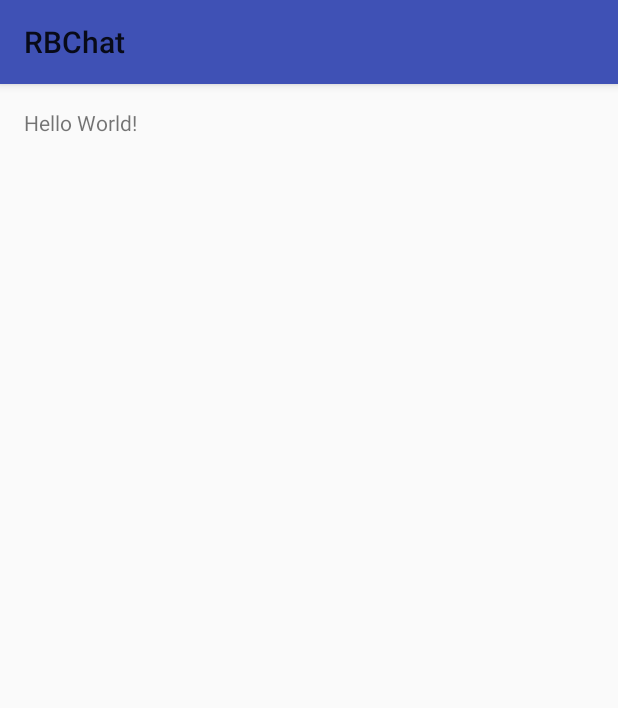
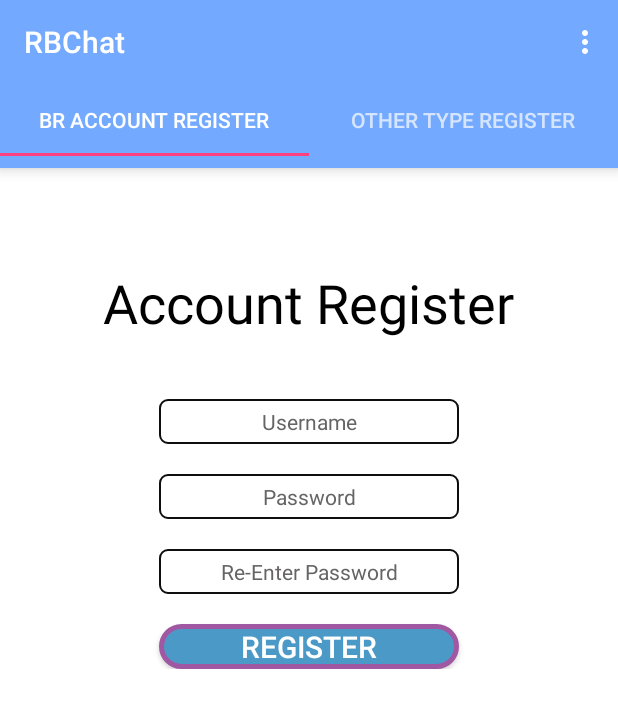
Before and after one commit to fireboy0526/RBChat, an Android app: the screen it shows after launch (MainActivity before the commit, Activity_Sliding_Tab_Register after it), on a phone screen of 412 x 824 dp. Shown: the top 708 px of the screen. Run offline under Robolectric (Android 15) with nearby library versions, the phone set to English and light mode, and no system bars.

Commit message:
Added: -Slider Tab for  Account Register -Implement Google Sign In -Layout Design for RB Account Registher (Temp)

```diff
--- a/app/src/main/AndroidManifest.xml
+++ b/app/src/main/AndroidManifest.xml
@@ -15,6 +15,10 @@
                 <category android:name="android.intent.category.LAUNCHER" />
             </intent-filter>
         </activity>
+        <!-- Add new Activity Class Below Here -->
+        <activity android:name=".Activity_Sliding_Tab_Register"
+            android:screenOrientation="portrait" >
+        </activity>
     </application>
 
 </manifest>
--- /dev/null
+++ b/app/src/main/java/com/skws/rbchat/Activity_Sliding_Tab_Register.java
@@ -0,0 +1,69 @@
+package com.skws.rbchat;
+
+import android.os.Bundle;
+import android.support.design.widget.TabLayout;
+import android.support.v4.view.ViewPager;
+import android.support.v7.app.AppCompatActivity;
+import android.support.v7.widget.Toolbar;
+import android.util.Log;
+import android.view.Menu;
+import android.view.MenuItem;
+
+/**
+ * Created by Eric on 10/4/2016.
+ */
+
+public class Activity_Sliding_Tab_Register extends AppCompatActivity {
+    @Override
+    protected void onCreate(Bundle savedinstanceState) {
+        super.onCreate(savedinstanceState);
+        setContentView(R.layout.account_slide_tab);
+
+        Toolbar toolbar = (Toolbar)findViewById(R.id.toolbar);
+        setSupportActionBar(toolbar);
+
+        TabLayout tabLayout = (TabLayout)findViewById(R.id.tab_layout);
+        tabLayout.addTab(tabLayout.newTab().setText(getString(R.string.br_register)));
+        tabLayout.addTab(tabLayout.newTab().setText(getString(R.string.other_register)));
+        tabLayout.setTabGravity(TabLayout.GRAVITY_FILL);
+
+        final ViewPager viewPager = (ViewPager)findViewById(R.id.pager);
+        SlideTabAdapter slideTabAdapter = new SlideTabAdapter(getSupportFragmentManager(), tabLayout.getTabCount());
+        viewPager.setAdapter(slideTabAdapter);
+        viewPager.addOnPageChangeListener(new TabLayout.TabLayoutOnPageChangeListener(tabLayout));
+        tabLayout.addOnTabSelectedListener(new TabLayout.OnTabSelectedListener() {
+            @Override
+            public void onTabSelected(TabLayout.Tab tab) {
+                viewPager.setCurrentItem(tab.getPosition());
+
+            }
+
+            @Override
+            public void onTabUnselected(TabLayout.Tab tab) {
+
+            }
+
+            @Override
+            public void onTabReselected(TabLayout.Tab tab) {
+
+            }
+        });
+    }
+
+    @Override
+    public boolean onCreateOptionsMenu(Menu menu) {
+        getMenuInflater().inflate(R.menu.menu_main, menu);
+        return true;
+    }
+
+    @Override
+    public boolean onOptionsItemSelected(MenuItem item) {
+        int id = item.getItemId();
+        if (id == R.id.action_settings) {
+            return true;
+        }
+
+        return super.onOptionsItemSelected(item);
+    }
+
+}
--- a/app/src/main/java/com/skws/rbchat/MainActivity.java
+++ b/app/src/main/java/com/skws/rbchat/MainActivity.java
@@ -1,13 +1,21 @@
 package com.skws.rbchat;
 
+import android.content.Intent;
+import android.graphics.Typeface;
 import android.support.v7.app.AppCompatActivity;
 import android.os.Bundle;
+import android.util.Log;
+import android.widget.EditText;
 
 public class MainActivity extends AppCompatActivity {
 
     @Override
     protected void onCreate(Bundle savedInstanceState) {
         super.onCreate(savedInstanceState);
-        setContentView(R.layout.activity_main);
+        setContentView(R.layout.account_register);
+
+        Intent intent = new Intent(getApplicationContext(), Activity_Sliding_Tab_Register.class);
+        startActivity(intent);
+        finish();
     }
 }
--- /dev/null
+++ b/app/src/main/java/com/skws/rbchat/Register_Tab1_RBRegister.java
@@ -0,0 +1,23 @@
+package com.skws.rbchat;
+
+import android.os.Bundle;
+import android.support.v4.app.Fragment;
+import android.view.LayoutInflater;
+import android.view.View;
+import android.view.ViewGroup;
+import android.widget.EditText;
+import android.widget.ScrollView;
+
+/**
+ * Created by Eric on 10/3/2016.
+ */
+
+public class Register_Tab1_RBRegister extends Fragment {
+
+    @Override
+    public View onCreateView(LayoutInflater inflater, ViewGroup container, Bundle savedInstaceState) {
+        return inflater.inflate(R.layout.account_register, container, false);
+
+    }
+
+}
--- /dev/null
+++ b/app/src/main/java/com/skws/rbchat/Register_Tab2_OtherRegister.java
@@ -0,0 +1,119 @@
+package com.skws.rbchat;
+
+import android.content.Intent;
+import android.os.Bundle;
+import android.support.annotation.NonNull;
+import android.support.v4.app.Fragment;
+import android.util.Log;
+import android.view.LayoutInflater;
+import android.view.View;
+import android.view.ViewGroup;
+
+import com.google.android.gms.auth.api.Auth;
+import com.google.android.gms.auth.api.signin.GoogleSignInAccount;
+import com.google.android.gms.auth.api.signin.GoogleSignInOptions;
+import com.google.android.gms.auth.api.signin.GoogleSignInResult;
+import com.google.android.gms.common.ConnectionResult;
+import com.google.android.gms.common.api.GoogleApiClient;
+
+/**
+ * Created by Eric on 10/3/2016.
+ */
+
+public class Register_Tab2_OtherRegister extends Fragment implements View.OnClickListener, GoogleApiClient.OnConnectionFailedListener {
+
+    //Signing Options
+    private GoogleSignInOptions gso;
+
+    //google api client
+    private GoogleApiClient mGoogleApiClient;
+
+    //Signin constant to check the activity result
+    private int RC_SIGN_IN = 100;
+
+    @Override
+    public void onCreate(Bundle savedInstanceState) {
+        super.onCreate(savedInstanceState);
+
+        gso = new GoogleSignInOptions.Builder(GoogleSignInOptions.DEFAULT_SIGN_IN).requestEmail()
+                                                                                  .requestId()
+                                                                                  .build();
+
+        mGoogleApiClient = new GoogleApiClient.Builder(getActivity())
+                .enableAutoManage(getActivity() /* FragmentActivity */, this /* OnConnectionFailedListener */)
+                .addApi(Auth.GOOGLE_SIGN_IN_API,gso)
+                .build();
+    }
+
+    @Override
+    public View onCreateView(LayoutInflater inflater, ViewGroup container, Bundle savedInstaceState) {
+        //Set view and onClick listener
+        View view = inflater.inflate(R.layout.account_register_others, container, false);
+
+        //Google button
+        com.google.android.gms.common.SignInButton login_button_google =
+                (com.google.android.gms.common.SignInButton)view.findViewById(R.id.sign_in_button_google);
+        login_button_google.setOnClickListener(this);
+
+        return view;
+    }
+
+    @Override
+    public void onClick (View v) {
+        switch (v.getId()) {
+            case R.id.sign_in_button_google:
+                Log.d("Google SignIn Result", "CLICKKKKKKKKKKKKKKKK");
+                Intent signInIntent = Auth.GoogleSignInApi.getSignInIntent(mGoogleApiClient);
+                startActivityForResult(signInIntent, RC_SIGN_IN);
+                break;
+        }
+    }
+
+    @Override
+    public void onActivityResult(int requestCode, int resultCode, Intent data) {
+        super.onActivityResult(requestCode, resultCode, data);
+
+        // Result returned from launching the Intent from GoogleSignInApi.getSignInIntent(...);
+        if (requestCode == RC_SIGN_IN) {
+            GoogleSignInResult result = Auth.GoogleSignInApi.getSignInResultFromIntent(data);
+            handleGoogleSignInResult(result);
+        }
+    }
+
+    // handles Google Sign In Results
+    private void handleGoogleSignInResult(GoogleSignInResult result) {
+        Log.d("Google SignIn Result", "handleSignInResult:" + result.isSuccess());
+        if (result.isSuccess()) {
+            // Signed in successfolly, show authenticated UI.
+            GoogleSignInAccount acct = result.getSignInAccount();
+            Log.e("GSR Result", "Result: " + acct.getDisplayName() + ", " + acct.getEmail());
+            //mStatusTextView.setText(getString(R.string.signed_in_fmt, acct.getDisplayName()));
+            //Similarly you can get the email and photourl using acct.getEmail() and  acct.getPhotoUrl()
+
+            //if(acct.getPhotoUrl() != null)
+            //    new LoadProfileImage(imgProfilePic).execute(acct.getPhotoUrl().toString());
+
+            //updateUI(true);
+        } else {
+            // Signed out, show unauthenticated UI.
+            //updateUI(false);
+        }
+    }
+
+    @Override
+    public void onStart() {
+        super.onStart();
+        //mGoogleApiClient.connect();
+    }
+
+    @Override
+    public void onStop() {
+        super.onStop();
+        //mGoogleApiClient.disconnect();
+    }
+
+    @Override
+    public void onConnectionFailed(@NonNull ConnectionResult connectionResult) {
+
+    }
+}
--- /dev/null
+++ b/app/src/main/java/com/skws/rbchat/SlideTabAdapter.java
@@ -0,0 +1,35 @@
+package com.skws.rbchat;
+
+import android.support.v4.app.Fragment;
+import android.support.v4.app.FragmentManager;
+import android.support.v4.app.FragmentStatePagerAdapter;
+
+/**
+ * Created by Eric on 10/3/2016.
+ */
+
+public class SlideTabAdapter extends FragmentStatePagerAdapter {
+    private int mNumOfTabs;
+
+    public SlideTabAdapter (FragmentManager fm, int NumOfTabs) {
+        super(fm);
+
+        this.mNumOfTabs = NumOfTabs;
+    }
+
+    @Override
+    public Fragment getItem(int position) {
+        if (position == 0) {
+            Register_Tab1_RBRegister tab1 = new Register_Tab1_RBRegister();
+            return tab1;
+        } else {
+            Register_Tab2_OtherRegister tab2 = new Register_Tab2_OtherRegister();
+            return tab2;
+        }
+    }
+
+    @Override
+    public int getCount() {
+        return mNumOfTabs;
+    }
+}
--- /dev/null
+++ b/app/src/main/res/drawable/buttonshape.xml
@@ -0,0 +1,23 @@
+<?xml version="1.0" encoding="utf-8"?>
+<shape xmlns:android="http://schemas.android.com/apk/res/android" android:shape="rectangle" >
+    <corners
+        android:radius="30dp"
+        />
+    <solid
+        android:color="#4A99C7"
+        />
+    <padding
+        android:left="0dp"
+        android:top="0dp"
+        android:right="0dp"
+        android:bottom="0dp"
+        />
+    <size
+        android:width="200dp"
+        android:height="35dp"
+        />
+    <stroke
+        android:width="3dp"
+        android:color="#A158A3"
+        />
+</shape>
--- /dev/null
+++ b/app/src/main/res/drawable/rounded_corner.xml
@@ -0,0 +1,15 @@
+<?xml version="1.0" encoding="utf-8"?>
+<shape xmlns:android="http://schemas.android.com/apk/res/android" >
+    <stroke
+        android:width="1dp"
+        android:color="@color/colorBorder" />
+
+    <solid android:color="#ffffff" />
+
+    <padding
+        android:left="1dp"
+        android:right="1dp"
+        android:top="1dp" />
+
+    <corners android:radius="5dp" />
+</shape>
--- /dev/null
+++ b/app/src/main/res/layout/account_register.xml
@@ -0,0 +1,89 @@
+<?xml version="1.0" encoding="utf-8"?>
+<ScrollView xmlns:android="http://schemas.android.com/apk/res/android"
+    android:orientation="vertical" android:layout_width="match_parent"
+    android:layout_height="match_parent"
+    android:background="@color/colorDefaultLayout">
+    <RelativeLayout
+        android:layout_width="match_parent"
+        android:layout_height="match_parent">
+
+        <TextView
+            android:id="@+id/txtRegister"
+            android:layout_width="wrap_content"
+            android:layout_height="wrap_content"
+            android:paddingLeft="10dp"
+            android:paddingRight="10dp"
+            android:layout_centerHorizontal="true"
+            android:gravity="center"
+            android:layout_marginTop="65dp"
+            android:text="@string/register"
+            android:textSize="36dp"
+            android:textColor="@color/colorFont"/>
+
+        <EditText
+            android:id="@+id/edtUsername"
+            android:layout_width="200dp"
+            android:layout_height="30dp"
+            android:paddingLeft="10dp"
+            android:paddingRight="10dp"
+            android:background="@drawable/rounded_corner"
+            android:layout_below="@+id/txtRegister"
+            android:layout_marginTop="40dp"
+            android:layout_centerHorizontal="true"
+            android:gravity="center"
+            android:textSize="14dp"
+            android:textColor="@color/colorFont"
+            android:hint="@string/username"
+            android:textColorHint="#666464"/>
+
+        <EditText
+            android:id="@+id/edtPassword"
+            android:layout_width="200dp"
+            android:layout_height="30dp"
+            android:paddingLeft="10dp"
+            android:paddingRight="10dp"
+            android:background="@drawable/rounded_corner"
+            android:layout_below="@+id/edtUsername"
+            android:layout_marginTop="20dp"
+            android:layout_centerHorizontal="true"
+            android:gravity="center"
+            android:textSize="14dp"
+            android:textColor="@color/colorFont"
+            android:hint="@string/password"
+            android:textColorHint="#666464"
+            android:inputType="textPassword"
+            android:ellipsize="start"/>
+
+        <EditText
+            android:id="@+id/edtRePassword"
+            android:layout_width="200dp"
+            android:layout_height="30dp"
+            android:paddingLeft="10dp"
+            android:paddingRight="10dp"
+            android:background="@drawable/rounded_corner"
+            android:layout_below="@+id/edtPassword"
+            android:layout_marginTop="20dp"
+            android:layout_centerHorizontal="true"
+            android:gravity="center"
+            android:textSize="14dp"
+            android:textColor="@color/colorFont"
+            android:hint="@string/re_password"
+            android:textColorHint="#666464"
+            android:inputType="textPassword"
+            android:ellipsize="start"/>
+
+        <Button
+            android:id="@+id/btnRegister"
+            android:layout_width="200dp"
+            android:layout_height="30dp"
+            android:background="@drawable/buttonshape"
+            android:layout_below="@+id/edtRePassword"
+            android:layout_marginTop="20dp"
+            android:layout_centerHorizontal="true"
+            android:gravity="center"
+            android:text="@string/btn_register"
+            android:textSize="20dp"
+            android:textColor="#FFFFFF"/>
+
+    </RelativeLayout>
+</ScrollView>
--- /dev/null
+++ b/app/src/main/res/layout/account_slide_tab.xml
@@ -0,0 +1,38 @@
+<?xml version="1.0" encoding="utf-8"?>
+<RelativeLayout xmlns:android="http://schemas.android.com/apk/res/android"
+    android:layout_width="match_parent"
+    android:layout_height="match_parent"
+    xmlns:app="http://schemas.android.com/apk/res-auto"
+    xmlns:tools="http://schemas.android.com/tools"
+    tools:context=".MainActivity">
+
+    <android.support.v7.widget.Toolbar
+        android:id="@+id/toolbar"
+        android:layout_width="match_parent"
+        android:layout_height="wrap_content"
+        android:background="@color/colorMainLight"
+        android:elevation="6dp"
+        android:minHeight="?attr/actionBarSize"
+        android:theme="@style/ThemeOverlay.AppCompat.Dark.ActionBar"
+        app:popupTheme="@style/ThemeOverlay.AppCompat.Light"
+        android:layout_alignParentTop="true"
+        android:layout_alignParentLeft="true"
+        android:layout_alignParentStart="true" />
+
+    <android.support.design.widget.TabLayout
+        android:id="@+id/tab_layout"
+        android:layout_width="match_parent"
+        android:layout_height="wrap_content"
+        android:layout_below="@+id/toolbar"
+        android:background="@color/colorMainLight"
+        android:elevation="6dp"
+        android:minHeight="?attr/actionBarSize"
+        android:theme="@style/ThemeOverlay.AppCompat.Dark.ActionBar"/>
+
+    <android.support.v4.view.ViewPager
+        android:id="@+id/pager"
+        android:layout_width="match_parent"
+        android:layout_height="fill_parent"
+        android:layout_below="@id/tab_layout"/>
+
+</RelativeLayout>
--- /dev/null
+++ b/app/src/main/res/menu/menu_main.xml
@@ -0,0 +1,6 @@
+<menu xmlns:android="http://schemas.android.com/apk/res/android"
+    xmlns:app="http://schemas.android.com/apk/res-auto"
+    xmlns:tools="http://schemas.android.com/tools" tools:context=".MainActivity">
+    <item android:id="@+id/action_settings" android:title="@string/menu_settings"
+        android:orderInCategory="100" app:showAsAction="never" />
+</menu>
--- a/app/src/main/res/values/colors.xml
+++ b/app/src/main/res/values/colors.xml
@@ -3,4 +3,11 @@
     <color name="colorPrimary">#3F51B5</color>
     <color name="colorPrimaryDark">#303F9F</color>
     <color name="colorAccent">#FF4081</color>
+    <color name="colorBorder">#0e0e0e</color>
+    <color name="colorFont">#000000</color>
+    <color name="colorDefaultLayout">#FFFFFF</color>
+    <color name="colorHint">#666464</color>
+    <color name="colorMainLight">#73a9ff</color>
+    <color name="colorMainDark">#557ebf</color>
+    <color name="tabScrollColor">#ffcefe</color>
 </resources>
--- a/app/src/main/res/values/strings.xml
+++ b/app/src/main/res/values/strings.xml
@@ -1,3 +1,13 @@
+<?xml version="1.0" encoding="utf-8"?>
 <resources>
     <string name="app_name">RBChat</string>
+    <string name="register">Account Register</string>
+    <string name="username">Username</string>
+    <string name="password">Password</string>
+    <string name="re_password">Re-Enter Password</string>
+    <string name="btn_register">Register</string>
+    <string name="register_with">Register With: </string>
+    <string name="br_register">BR Account Register</string>
+    <string name="other_register">Other Type Register</string>
+    <string name="menu_settings">Settings</string>
 </resources>
--- a/app/src/main/res/values/styles.xml
+++ b/app/src/main/res/values/styles.xml
@@ -1,7 +1,7 @@
 <resources>
 
     <!-- Base application theme. -->
-    <style name="AppTheme" parent="Theme.AppCompat.Light">
+    <style name="AppTheme" parent="Theme.AppCompat.Light.NoActionBar">
         <!-- Customize your theme here. -->
         <item name="colorPrimary">@color/colorPrimary</item>
         <item name="colorPrimaryDark">@color/colorPrimaryDark</item>
--- a/build.gradle
+++ b/build.gradle
@@ -5,7 +5,8 @@ buildscript {
         jcenter()
     }
     dependencies {
-        classpath 'com.android.tools.build:gradle:2.2.0'
+        classpath 'com.android.tools.build:gradle:2.2.0'//Google Sign-in
+        classpath 'com.google.gms:google-services:3.0.0'
 
         // NOTE: Do not place your application dependencies here; they belong
         // in the individual module build.gradle files
```
Also changed, not shown: app/build.gradle (+18 -0 lines), app/src/main/res/layout/account_register_others.xml (added, +44 -0 lines), app/src/main/res/layout/slide_tab_toolbar.xml (added, +8 -0 lines), 2 other files.
